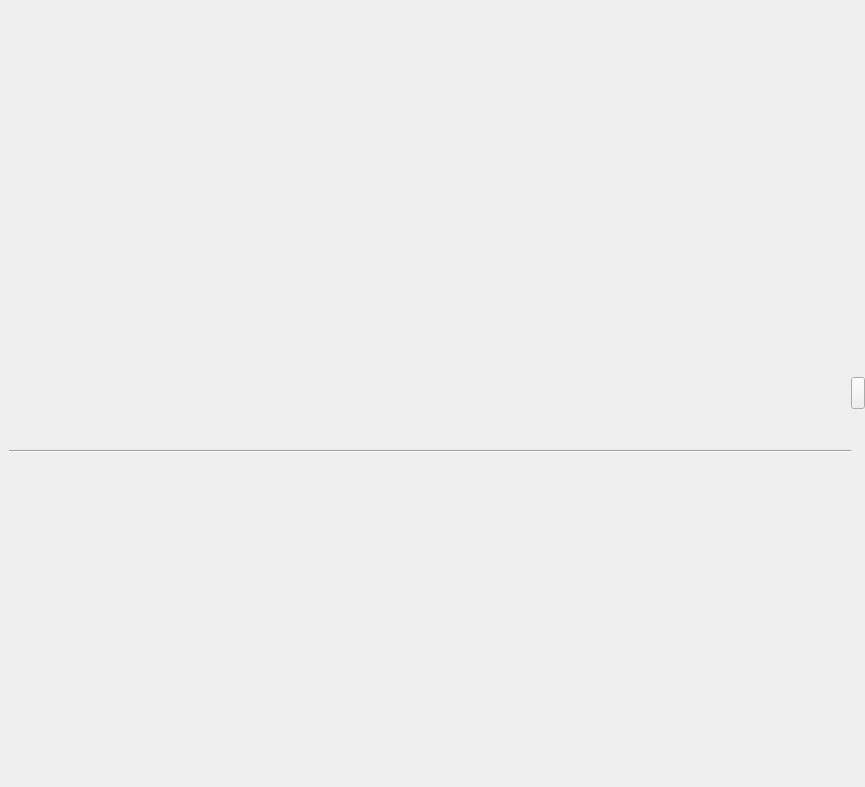
Above: qatime-studio/UIAuxiliaryPanel.ui from chuanjiabao1981/qatime-win before the change. Below: the same form after it.
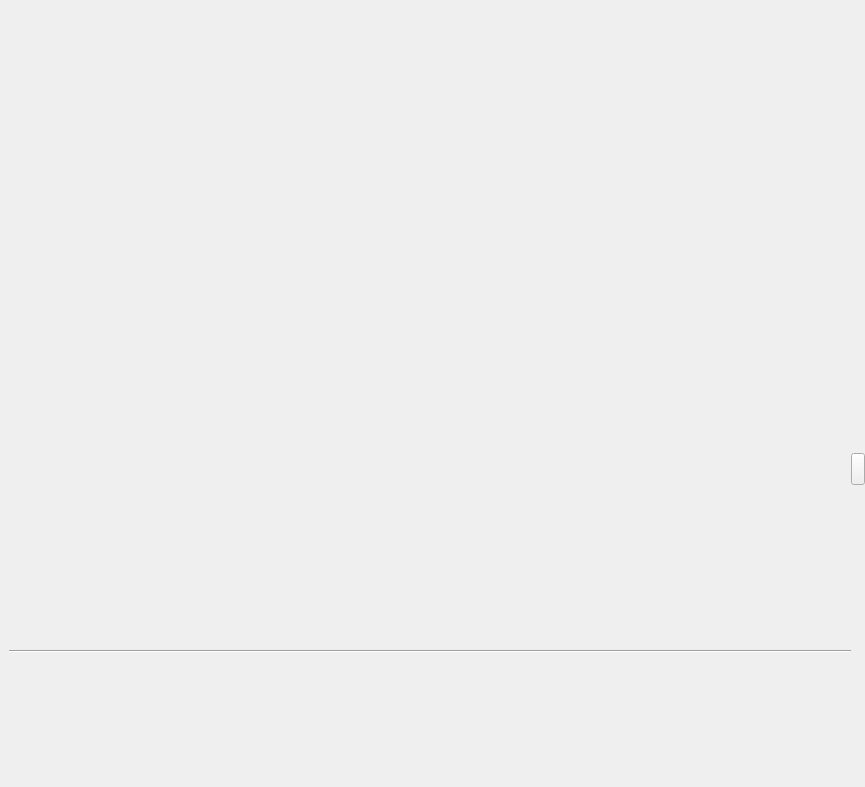
That is the form after the change. Icons and pictures are not drawn.

```diff
--- a/qatime-studio/UIAuxiliaryPanel.ui
+++ b/qatime-studio/UIAuxiliaryPanel.ui
@@ -149,11 +149,24 @@
       </layout>
      </item>
      <item>
-      <layout class="QVBoxLayout" name="verticalLayout">
+      <layout class="QVBoxLayout" name="verticalLayout" stretch="9,6,6">
        <property name="spacing">
         <number>0</number>
        </property>
        <item>
+        <layout class="QVBoxLayout" name="verticalLayout_6" stretch="0">
+         <item>
+          <widget class="QLabel" name="label">
+           <property name="text">
+            <string/>
+           </property>
+          </widget>
+         </item>
+        </layout>
+       </item>
+       <item>
+        <layout class="QVBoxLayout" name="verticalLayout_5" stretch="0">
+         <item>
         <widget class="QPushButton" name="drawBack_pushBtn">
          <property name="sizePolicy">
           <sizepolicy hsizetype="Maximum" vsizetype="Maximum">
@@ -183,6 +196,19 @@
           <string/>
          </property>
         </widget>
+         </item>
+        </layout>
+       </item>
+       <item>
+        <layout class="QVBoxLayout" name="verticalLayout_3">
+         <item>
+          <widget class="QLabel" name="label_2">
+           <property name="text">
+            <string/>
+           </property>
+          </widget>
+         </item>
+        </layout>
        </item>
       </layout>
      </item>
```
Lines whose indentation alone changed are shown as unchanged.
